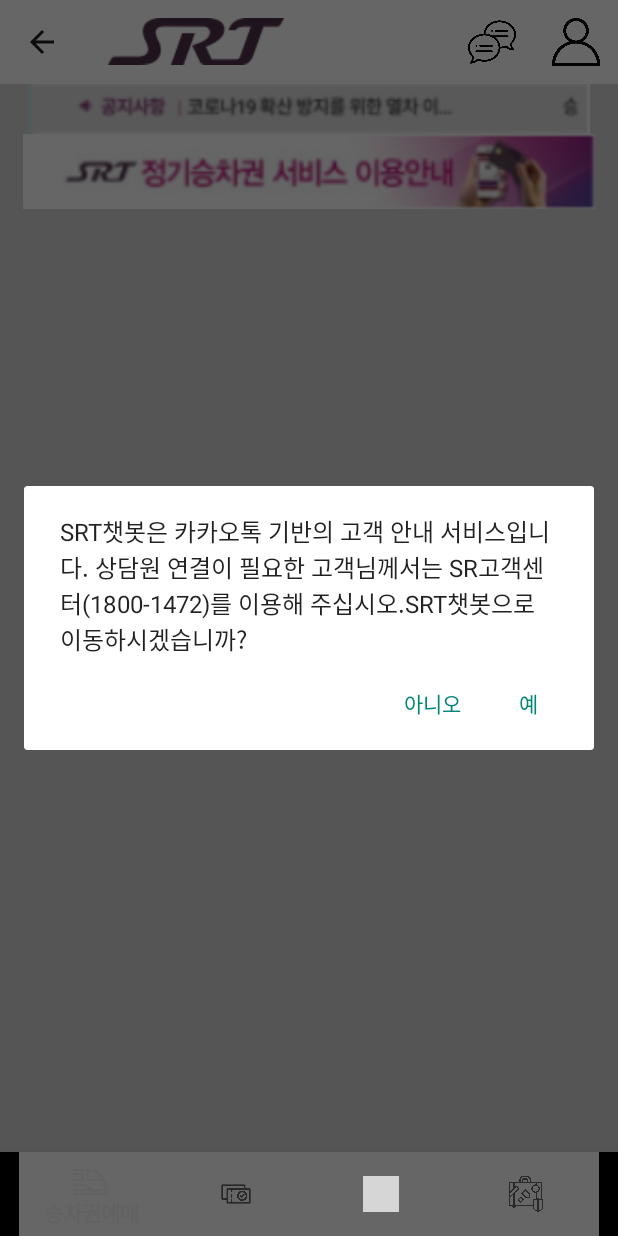
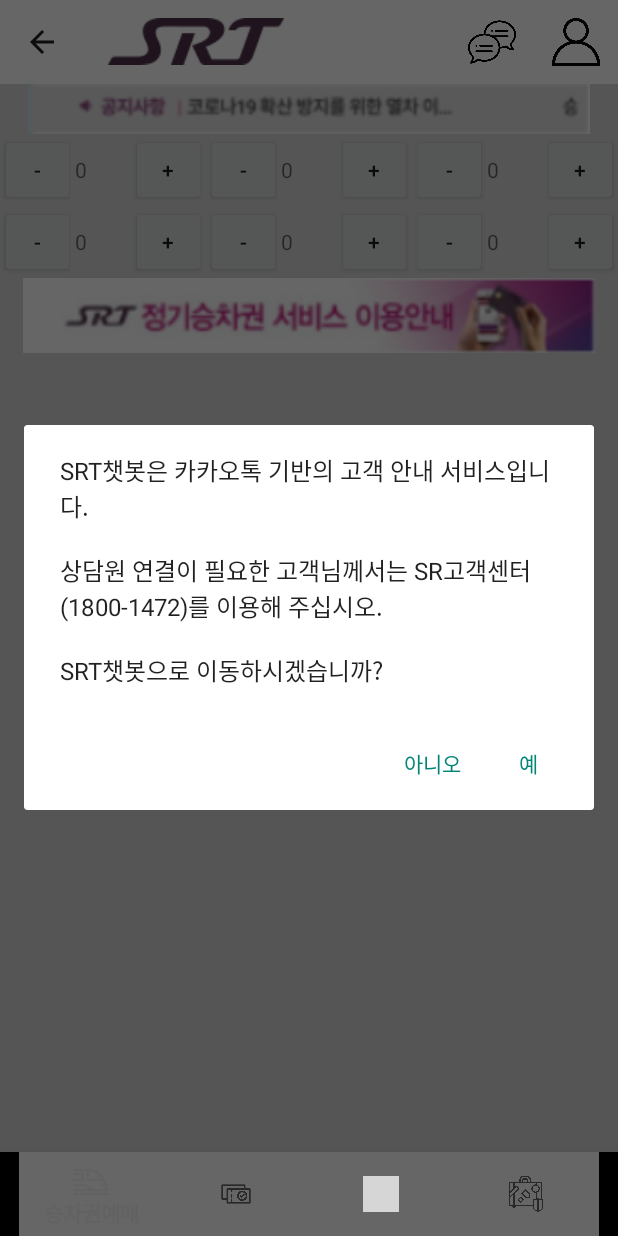
Before and after one commit to pennya6/Android, an Android app: the screen it shows after launch (MainActivity), after a tap on "chat", on a phone screen of 412 x 824 dp. Run offline under Robolectric (Android 15) with nearby library versions, the phone set to English and light mode, and no system bars; grey boxes are pictures that could not be loaded.

Commit message:
인원수 체크 xml 수정중

```diff
--- a/srt3/app/src/main/java/com/example/srt3/MainActivity.java
+++ b/srt3/app/src/main/java/com/example/srt3/MainActivity.java
@@ -44,7 +44,6 @@ public class MainActivity extends AppCompatActivity {
     public boolean onOptionsItemSelected(MenuItem item) {
         switch (item.getItemId()) {
             case R.id.chat:
-                //Toast.makeText(getApplicationContext(), "chatbot", Toast.LENGTH_SHORT).show();
                 showDialog();
                 return true;
             default:
@@ -55,9 +54,9 @@ public class MainActivity extends AppCompatActivity {
     // 챗봇 대화상자
     void showDialog(){
         AlertDialog.Builder builder=new AlertDialog.Builder(MainActivity.this)
-                .setMessage("SRT챗봇은 카카오톡 기반의 고객 안내 서비스입니다. " +
-                        "상담원 연결이 필요한 고객님께서는 SR고객센터(1800-1472)를 이용해 주십시오." +
-                        "SRT챗봇으로 이동하시겠습니까?")
+                .setMessage("SRT챗봇은 카카오톡 기반의 고객 안내 서비스입니다. \n\n" +
+                        "상담원 연결이 필요한 고객님께서는 SR고객센터(1800-1472)를 이용해 주십시오. \n\n" +
+                        "SRT챗봇으로 이동하시겠습니까?\n")
                 .setPositiveButton("예", new DialogInterface.OnClickListener() {
                     @Override
                     public void onClick(DialogInterface dialogInterface, int i) {
--- a/srt3/app/src/main/res/layout/activity_main.xml
+++ b/srt3/app/src/main/res/layout/activity_main.xml
@@ -29,6 +29,131 @@
             app:srcCompat="@drawable/banner2"
             tools:ignore="MissingConstraints" />
 
+        <LinearLayout
+            android:layout_width="match_parent"
+            android:layout_height="wrap_content"
+            android:orientation="horizontal">
+
+            <Button
+                android:id="@+id/minus_button1"
+                android:layout_width="50dp"
+                android:layout_height="wrap_content"
+                android:text="-" />
+
+            <TextView
+                android:id="@+id/textView1"
+                android:layout_width="50dp"
+                android:layout_height="wrap_content"
+                android:layout_weight="1"
+                android:text="0" />
+
+            <Button
+                android:id="@+id/plus_button1"
+                android:layout_width="50dp"
+                android:layout_height="wrap_content"
+                android:text="+" />
+
+            <Button
+                android:id="@+id/minus_button2"
+                android:layout_width="50dp"
+                android:layout_height="wrap_content"
+                android:text="-" />
+
+            <TextView
+                android:id="@+id/textView2"
+                android:layout_width="50dp"
+                android:layout_height="wrap_content"
+                android:layout_weight="1"
+                android:text="0" />
+
+            <Button
+                android:id="@+id/plus_button2"
+                android:layout_width="50dp"
+                android:layout_height="wrap_content"
+                android:text="+" />
+            <Button
+                android:id="@+id/minus_button3"
+                android:layout_width="50dp"
+                android:layout_height="wrap_content"
+                android:text="-" />
+
+            <TextView
+                android:id="@+id/textView3"
+                android:layout_width="50dp"
+                android:layout_height="wrap_content"
+                android:layout_weight="1"
+                android:text="0" />
+
+            <Button
+                android:id="@+id/plus_button3"
+                android:layout_width="50dp"
+                android:layout_height="wrap_content"
+                android:text="+" />
+
+        </LinearLayout>
+        <LinearLayout
+            android:layout_width="match_parent"
+            android:layout_height="wrap_content"
+            android:orientation="horizontal">
+
+            <Button
+                android:id="@+id/minus_button4"
+                android:layout_width="50dp"
+                android:layout_height="wrap_content"
+                android:text="-" />
+
+            <TextView
+                android:id="@+id/textView4"
+                android:layout_width="50dp"
+                android:layout_height="wrap_content"
+                android:layout_weight="1"
+                android:text="0" />
+
+            <Button
+                android:id="@+id/plus_button4"
+                android:layout_width="50dp"
+                android:layout_height="wrap_content"
+                android:text="+" />
+
+            <Button
+                android:id="@+id/minus_button5"
+                android:layout_width="50dp"
+                android:layout_height="wrap_content"
+                android:text="-" />
+
+            <TextView
+                android:id="@+id/textView5"
+                android:layout_width="50dp"
+                android:layout_height="wrap_content"
+                android:layout_weight="1"
+                android:text="0" />
+
+            <Button
+                android:id="@+id/plus_button5"
+                android:layout_width="50dp"
+                android:layout_height="wrap_content"
+                android:text="+" />
+            <Button
+                android:id="@+id/minus_button6"
+                android:layout_width="50dp"
+                android:layout_height="wrap_content"
+                android:text="-" />
+
+            <TextView
+                android:id="@+id/textView6"
+                android:layout_width="50dp"
+                android:layout_height="wrap_content"
+                android:layout_weight="1"
+                android:text="0" />
+
+            <Button
+                android:id="@+id/plus_button6"
+                android:layout_width="50dp"
+                android:layout_height="wrap_content"
+                android:text="+" />
+
+        </LinearLayout>
+
         <ImageView
             android:id="@+id/imageView3"
             android:layout_width="match_parent"
```
